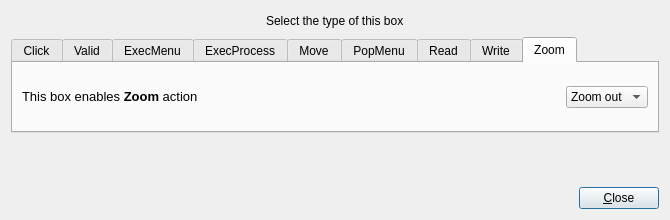
This is builder/BoxEditor.ui in canercandan/iot-project as Qt 5 draws it before an edit. The edited form follows.
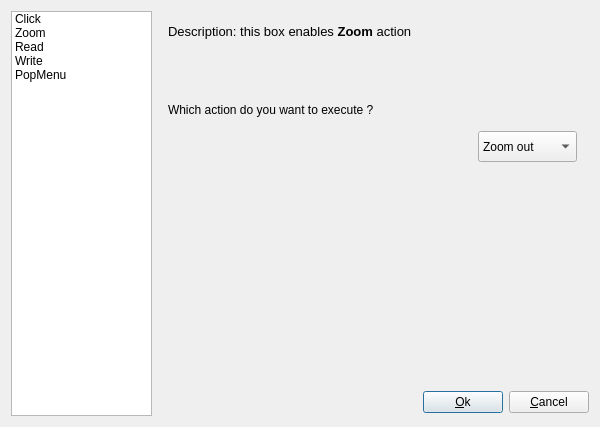
This is the edited form. The open tabs and pages were chosen to show the change.

Commit message: [Builder] new BoxEditor interface + Working xml

The edit to the form file:
```diff
--- a/builder/BoxEditor.ui
+++ b/builder/BoxEditor.ui
@@ -2,119 +2,99 @@
 <ui version="4.0">
  <class>BoxEditor</class>
  <widget class="QDialog" name="BoxEditor">
-  <property name="windowModality">
-   <enum>Qt::ApplicationModal</enum>
-  </property>
   <property name="geometry">
    <rect>
     <x>0</x>
     <y>0</y>
-    <width>670</width>
-    <height>220</height>
+    <width>598</width>
+    <height>425</height>
    </rect>
   </property>
-  <property name="minimumSize">
-   <size>
-    <width>670</width>
-    <height>220</height>
-   </size>
-  </property>
-  <property name="maximumSize">
-   <size>
-    <width>670</width>
-    <height>220</height>
-   </size>
-  </property>
   <property name="windowTitle">
    <string>BoxEditor</string>
   </property>
-  <property name="modal">
-   <bool>true</bool>
-  </property>
-  <layout class="QGridLayout" name="gridLayout_10">
+  <layout class="QGridLayout" name="gridLayout_2">
    <item row="0" column="0">
-    <layout class="QGridLayout" name="gridLayout_9">
-     <item row="0" column="0">
-      <layout class="QHBoxLayout" name="horizontalLayout">
-       <item>
-        <spacer name="horizontalSpacer_5">
-         <property name="orientation">
-          <enum>Qt::Horizontal</enum>
-         </property>
-         <property name="sizeHint" stdset="0">
+    <layout class="QGridLayout" name="gridLayout">
+     <item row="0" column="0" rowspan="2">
+      <widget class="QListWidget" name="listWidget">
+       <property name="minimumSize">
+        <size>
+         <width>141</width>
+         <height>401</height>
+        </size>
+       </property>
+       <property name="maximumSize">
           <size>
-           <width>190</width>
-           <height>20</height>
-          </size>
-         </property>
-        </spacer>
-       </item>
+         <width>141</width>
+         <height>16777215</height>
+        </size>
+       </property>
        <item>
-        <widget class="QLabel" name="boxTitle">
          <property name="text">
-          <string>Select the type of this box</string>
-         </property>
-        </widget>
-       </item>
-       <item>
-        <spacer name="horizontalSpacer_6">
-         <property name="orientation">
-          <enum>Qt::Horizontal</enum>
-         </property>
-         <property name="sizeHint" stdset="0">
-          <size>
-           <width>190</width>
-           <height>20</height>
-          </size>
-         </property>
-        </spacer>
-       </item>
-      </layout>
-     </item>
-     <item row="1" column="0">
-      <widget class="QTabWidget" name="tabs">
-       <property name="tabPosition">
-        <enum>QTabWidget::North</enum>
-       </property>
-       <property name="tabShape">
-        <enum>QTabWidget::Rounded</enum>
-       </property>
-       <property name="currentIndex">
-        <number>1</number>
-       </property>
-       <widget class="QWidget" name="clickTab">
-        <attribute name="title">
          <string>Click</string>
-        </attribute>
-        <layout class="QGridLayout" name="gridLayout_4">
-         <item row="0" column="0">
-          <layout class="QGridLayout" name="gridLayout_3">
-           <item row="0" column="0">
+        </property>
+       </item>
+       <item>
+        <property name="text">
+         <string>Zoom</string>
+        </property>
+       </item>
+       <item>
+        <property name="text">
+         <string>Read</string>
+        </property>
+       </item>
+       <item>
+        <property name="text">
+         <string>Write</string>
+        </property>
+       </item>
+       <item>
+        <property name="text">
+         <string>PopMenu</string>
+        </property>
+       </item>
+      </widget>
+     </item>
+     <item row="0" column="1" colspan="3">
+      <widget class="QStackedWidget" name="stackedWidget">
+       <property name="minimumSize">
+        <size>
+         <width>431</width>
+         <height>371</height>
+        </size>
+       </property>
+       <property name="currentIndex">
+        <number>0</number>
+       </property>
+       <widget class="QWidget" name="clickPage">
             <widget class="QLabel" name="clickDesc">
+         <property name="geometry">
+          <rect>
+           <x>10</x>
+           <y>10</y>
+           <width>411</width>
+           <height>21</height>
+          </rect>
+         </property>
              <property name="text">
               <string>&lt;!DOCTYPE HTML PUBLIC &quot;-//W3C//DTD HTML 4.0//EN&quot; &quot;http://www.w3.org/TR/REC-html40/strict.dtd&quot;&gt;
 &lt;html&gt;&lt;head&gt;&lt;meta name=&quot;qrichtext&quot; content=&quot;1&quot; /&gt;&lt;style type=&quot;text/css&quot;&gt;
 p, li { white-space: pre-wrap; }
 &lt;/style&gt;&lt;/head&gt;&lt;body style=&quot; font-family:'Sans'; font-size:10pt; font-weight:400; font-style:normal;&quot;&gt;
-&lt;p style=&quot; margin-top:0px; margin-bottom:0px; margin-left:0px; margin-right:0px; -qt-block-indent:0; text-indent:0px;&quot;&gt;This box generates a &lt;span style=&quot; font-weight:600;&quot;&gt;Click&lt;/span&gt; or a double click&lt;/p&gt;&lt;/body&gt;&lt;/html&gt;</string>
-             </property>
-            </widget>
-           </item>
-           <item row="0" column="1">
-            <spacer name="horizontalSpacer_2">
-             <property name="orientation">
-              <enum>Qt::Horizontal</enum>
-             </property>
-             <property name="sizeHint" stdset="0">
-              <size>
-               <width>62</width>
-               <height>20</height>
-              </size>
-             </property>
-            </spacer>
-           </item>
-           <item row="0" column="2">
+&lt;p style=&quot; margin-top:0px; margin-bottom:0px; margin-left:0px; margin-right:0px; -qt-block-indent:0; text-indent:0px;&quot;&gt;Description: this box generates a &lt;span style=&quot; font-weight:600;&quot;&gt;Click&lt;/span&gt; or a double click&lt;/p&gt;&lt;/body&gt;&lt;/html&gt;</string>
+         </property>
+        </widget>
             <widget class="QComboBox" name="clickComboBox">
+         <property name="geometry">
+          <rect>
+           <x>280</x>
+           <y>130</y>
+           <width>142</width>
+           <height>31</height>
+          </rect>
+         </property>
              <item>
               <property name="text">
                <string>Left click</string>
@@ -136,69 +116,99 @@
               </property>
              </item>
             </widget>
-           </item>
-          </layout>
-         </item>
-        </layout>
-       </widget>
-       <widget class="QWidget" name="validTab">
-        <attribute name="title">
-         <string>Valid</string>
-        </attribute>
+        <widget class="QLabel" name="clickQuestion">
+         <property name="geometry">
+          <rect>
+           <x>15</x>
+           <y>99</y>
+           <width>411</width>
+           <height>17</height>
+          </rect>
+         </property>
+         <property name="text">
+          <string>Which click do you want to generate ?</string>
+         </property>
+        </widget>
        </widget>
-       <widget class="QWidget" name="execMenuTab">
-        <attribute name="title">
-         <string>ExecMenu</string>
-        </attribute>
-       </widget>
-       <widget class="QWidget" name="execProcessTab">
-        <attribute name="title">
-         <string>ExecProcess</string>
-        </attribute>
-       </widget>
-       <widget class="QWidget" name="moveTab">
-        <attribute name="title">
-         <string>Move</string>
-        </attribute>
-       </widget>
-       <widget class="QWidget" name="popMenuTab">
-        <attribute name="title">
-         <string>PopMenu</string>
-        </attribute>
+       <widget class="QWidget" name="zoomPage">
+        <widget class="QLabel" name="zoomDesc">
+         <property name="geometry">
+          <rect>
+           <x>10</x>
+           <y>10</y>
+           <width>411</width>
+           <height>21</height>
+          </rect>
+         </property>
+         <property name="text">
+          <string>&lt;!DOCTYPE HTML PUBLIC &quot;-//W3C//DTD HTML 4.0//EN&quot; &quot;http://www.w3.org/TR/REC-html40/strict.dtd&quot;&gt;
+&lt;html&gt;&lt;head&gt;&lt;meta name=&quot;qrichtext&quot; content=&quot;1&quot; /&gt;&lt;style type=&quot;text/css&quot;&gt;
+p, li { white-space: pre-wrap; }
+&lt;/style&gt;&lt;/head&gt;&lt;body style=&quot; font-family:'Sans'; font-size:10pt; font-weight:400; font-style:normal;&quot;&gt;
+&lt;p style=&quot; margin-top:0px; margin-bottom:0px; margin-left:0px; margin-right:0px; -qt-block-indent:0; text-indent:0px;&quot;&gt;Description: this box enables &lt;span style=&quot; font-weight:600;&quot;&gt;Zoom&lt;/span&gt; action&lt;/p&gt;&lt;/body&gt;&lt;/html&gt;</string>
+         </property>
+        </widget>
+        <widget class="QComboBox" name="zoomComboBox">
+         <property name="geometry">
+          <rect>
+           <x>320</x>
+           <y>120</y>
+           <width>99</width>
+           <height>31</height>
+          </rect>
+         </property>
+         <item>
+          <property name="text">
+           <string>Zoom out</string>
+          </property>
+         </item>
+         <item>
+          <property name="text">
+           <string>Zoom in</string>
+          </property>
+         </item>
+        </widget>
+        <widget class="QLabel" name="zoomQuestion">
+         <property name="geometry">
+          <rect>
+           <x>10</x>
+           <y>90</y>
+           <width>411</width>
+           <height>17</height>
+          </rect>
+         </property>
+         <property name="text">
+          <string>Which action do you want to execute ?</string>
+         </property>
+        </widget>
        </widget>
-       <widget class="QWidget" name="readTab">
-        <attribute name="title">
-         <string>Read</string>
-        </attribute>
-        <layout class="QGridLayout" name="gridLayout_6">
-         <item row="0" column="0">
-          <layout class="QGridLayout" name="gridLayout_5">
-           <item row="0" column="0">
+       <widget class="QWidget" name="readPage">
             <widget class="QLabel" name="readDesc">
+         <property name="geometry">
+          <rect>
+           <x>10</x>
+           <y>10</y>
+           <width>411</width>
+           <height>21</height>
+          </rect>
+         </property>
              <property name="text">
               <string>&lt;!DOCTYPE HTML PUBLIC &quot;-//W3C//DTD HTML 4.0//EN&quot; &quot;http://www.w3.org/TR/REC-html40/strict.dtd&quot;&gt;
 &lt;html&gt;&lt;head&gt;&lt;meta name=&quot;qrichtext&quot; content=&quot;1&quot; /&gt;&lt;style type=&quot;text/css&quot;&gt;
 p, li { white-space: pre-wrap; }
 &lt;/style&gt;&lt;/head&gt;&lt;body style=&quot; font-family:'Sans'; font-size:10pt; font-weight:400; font-style:normal;&quot;&gt;
-&lt;p style=&quot; margin-top:0px; margin-bottom:0px; margin-left:0px; margin-right:0px; -qt-block-indent:0; text-indent:0px;&quot;&gt;Hide the box in order to &lt;span style=&quot; font-weight:600;&quot;&gt;Read&lt;/span&gt; below (time in seconds)&lt;/p&gt;&lt;/body&gt;&lt;/html&gt;</string>
-             </property>
-            </widget>
-           </item>
-           <item row="0" column="1">
-            <spacer name="horizontalSpacer_3">
-             <property name="orientation">
-              <enum>Qt::Horizontal</enum>
-             </property>
-             <property name="sizeHint" stdset="0">
-              <size>
-               <width>58</width>
-               <height>20</height>
-              </size>
-             </property>
-            </spacer>
-           </item>
-           <item row="0" column="2">
+&lt;p style=&quot; margin-top:0px; margin-bottom:0px; margin-left:0px; margin-right:0px; -qt-block-indent:0; text-indent:0px;&quot;&gt;Description: Hide the box in order to &lt;span style=&quot; font-weight:600;&quot;&gt;Read&lt;/span&gt; below&lt;/p&gt;&lt;/body&gt;&lt;/html&gt;</string>
+         </property>
+        </widget>
             <widget class="QDoubleSpinBox" name="readDoubleSpinBox">
+         <property name="geometry">
+          <rect>
+           <x>350</x>
+           <y>120</y>
+           <width>63</width>
+           <height>27</height>
+          </rect>
+         </property>
              <property name="prefix">
               <string/>
              </property>
@@ -212,44 +222,47 @@
               <double>60.000000000000000</double>
              </property>
             </widget>
-           </item>
-          </layout>
-         </item>
-        </layout>
-       </widget>
-       <widget class="QWidget" name="writeTab">
-        <attribute name="title">
-         <string>Write</string>
-        </attribute>
-        <layout class="QGridLayout" name="gridLayout_2">
-         <item row="0" column="0">
-          <layout class="QGridLayout" name="gridLayout">
-           <item row="0" column="0">
+        <widget class="QLabel" name="readQuestion">
+         <property name="geometry">
+          <rect>
+           <x>10</x>
+           <y>90</y>
+           <width>411</width>
+           <height>17</height>
+          </rect>
+         </property>
+         <property name="text">
+          <string>How many seconds do you want to hide the box ?</string>
+         </property>
+        </widget>
+       </widget>
+       <widget class="QWidget" name="writePage">
             <widget class="QLabel" name="writeDesc">
+         <property name="geometry">
+          <rect>
+           <x>10</x>
+           <y>10</y>
+           <width>411</width>
+           <height>21</height>
+          </rect>
+         </property>
              <property name="text">
               <string>&lt;!DOCTYPE HTML PUBLIC &quot;-//W3C//DTD HTML 4.0//EN&quot; &quot;http://www.w3.org/TR/REC-html40/strict.dtd&quot;&gt;
 &lt;html&gt;&lt;head&gt;&lt;meta name=&quot;qrichtext&quot; content=&quot;1&quot; /&gt;&lt;style type=&quot;text/css&quot;&gt;
 p, li { white-space: pre-wrap; }
 &lt;/style&gt;&lt;/head&gt;&lt;body style=&quot; font-family:'Sans'; font-size:10pt; font-weight:400; font-style:normal;&quot;&gt;
-&lt;p style=&quot; margin-top:0px; margin-bottom:0px; margin-left:0px; margin-right:0px; -qt-block-indent:0; text-indent:0px;&quot;&gt;&lt;span style=&quot; font-weight:600;&quot;&gt;Write&lt;/span&gt; some text over the box&lt;/p&gt;&lt;/body&gt;&lt;/html&gt;</string>
-             </property>
-            </widget>
-           </item>
-           <item row="0" column="1">
-            <spacer name="horizontalSpacer">
-             <property name="orientation">
-              <enum>Qt::Horizontal</enum>
-             </property>
-             <property name="sizeHint" stdset="0">
-              <size>
-               <width>308</width>
-               <height>20</height>
-              </size>
-             </property>
-            </spacer>
-           </item>
-           <item row="1" column="0" colspan="2">
+&lt;p style=&quot; margin-top:0px; margin-bottom:0px; margin-left:0px; margin-right:0px; -qt-block-indent:0; text-indent:0px;&quot;&gt;Description: &lt;span style=&quot; font-weight:600;&quot;&gt;Write&lt;/span&gt; some text over the box&lt;/p&gt;&lt;/body&gt;&lt;/html&gt;</string>
+         </property>
+        </widget>
             <widget class="QLineEdit" name="writeLineEdit">
+         <property name="geometry">
+          <rect>
+           <x>10</x>
+           <y>100</y>
+           <width>411</width>
+           <height>27</height>
+          </rect>
+         </property>
              <property name="text">
               <string/>
              </property>
@@ -257,98 +270,107 @@
               <number>100</number>
              </property>
             </widget>
-           </item>
-          </layout>
-         </item>
-        </layout>
        </widget>
-       <widget class="QWidget" name="zoomTab">
-        <attribute name="title">
-         <string>Zoom</string>
-        </attribute>
-        <layout class="QGridLayout" name="gridLayout_8">
-         <item row="0" column="0">
-          <layout class="QGridLayout" name="gridLayout_7">
-           <item row="0" column="0">
-            <widget class="QLabel" name="zoomDesc">
+       <widget class="QWidget" name="popMenuPage">
+        <widget class="QLabel" name="popMenuDesc">
+         <property name="geometry">
+          <rect>
+           <x>10</x>
+           <y>10</y>
+           <width>411</width>
+           <height>21</height>
+          </rect>
+         </property>
              <property name="text">
               <string>&lt;!DOCTYPE HTML PUBLIC &quot;-//W3C//DTD HTML 4.0//EN&quot; &quot;http://www.w3.org/TR/REC-html40/strict.dtd&quot;&gt;
 &lt;html&gt;&lt;head&gt;&lt;meta name=&quot;qrichtext&quot; content=&quot;1&quot; /&gt;&lt;style type=&quot;text/css&quot;&gt;
 p, li { white-space: pre-wrap; }
 &lt;/style&gt;&lt;/head&gt;&lt;body style=&quot; font-family:'Sans'; font-size:10pt; font-weight:400; font-style:normal;&quot;&gt;
-&lt;p style=&quot; margin-top:0px; margin-bottom:0px; margin-left:0px; margin-right:0px; -qt-block-indent:0; text-indent:0px;&quot;&gt;This box enables &lt;span style=&quot; font-weight:600;&quot;&gt;Zoom&lt;/span&gt; action&lt;/p&gt;&lt;/body&gt;&lt;/html&gt;</string>
-             </property>
-            </widget>
-           </item>
-           <item row="0" column="1">
-            <spacer name="horizontalSpacer_4">
-             <property name="orientation">
-              <enum>Qt::Horizontal</enum>
-             </property>
-             <property name="sizeHint" stdset="0">
-              <size>
-               <width>178</width>
-               <height>20</height>
-              </size>
-             </property>
-            </spacer>
-           </item>
-           <item row="0" column="2">
-            <widget class="QComboBox" name="zoomComboBox">
+&lt;p style=&quot; margin-top:0px; margin-bottom:0px; margin-left:0px; margin-right:0px; -qt-block-indent:0; text-indent:0px;&quot;&gt;Description: this box &lt;span style=&quot; font-weight:600;&quot;&gt;pop&lt;/span&gt;s up a &lt;span style=&quot; font-weight:600;&quot;&gt;menu&lt;/span&gt;&lt;/p&gt;&lt;/body&gt;&lt;/html&gt;</string>
+         </property>
+        </widget>
+        <widget class="QLabel" name="popMenuQuestion">
+         <property name="geometry">
+          <rect>
+           <x>10</x>
+           <y>90</y>
+           <width>411</width>
+           <height>17</height>
+          </rect>
+         </property>
+         <property name="text">
+          <string>Which menu do you want to display ?</string>
+         </property>
+        </widget>
+        <widget class="QComboBox" name="popMenuComboBox">
+         <property name="geometry">
+          <rect>
+           <x>190</x>
+           <y>120</y>
+           <width>231</width>
+           <height>31</height>
+          </rect>
+         </property>
+         <item>
+          <property name="text">
+           <string>ApplicationMenu</string>
+          </property>
+         </item>
              <item>
               <property name="text">
-               <string>Zoom out</string>
+           <string>EventMenu</string>
               </property>
              </item>
              <item>
               <property name="text">
-               <string>Zoom in</string>
-              </property>
-             </item>
-            </widget>
-           </item>
-          </layout>
+           <string>HomeMenu</string>
+          </property>
+         </item>
+         <item>
+          <property name="text">
+           <string>KeyboardMenu</string>
+          </property>
+         </item>
+         <item>
+          <property name="text">
+           <string>MultimediaMenu</string>
+          </property>
          </item>
-        </layout>
-       </widget>
-      </widget>
+         <item>
+          <property name="text">
+           <string>NavigationMenu</string>
+          </property>
+         </item>
+        </widget>
+       </widget>
+      </widget>
      </item>
-     <item row="2" column="0">
-      <spacer name="verticalSpacer">
+     <item row="1" column="1">
+      <spacer name="horizontalSpacer">
        <property name="orientation">
-        <enum>Qt::Vertical</enum>
-       </property>
-       <property name="sizeHint" stdset="0">
-        <size>
-         <width>20</width>
-         <height>18</height>
-        </size>
-       </property>
-      </spacer>
-     </item>
-     <item row="3" column="0">
-      <layout class="QHBoxLayout" name="horizontalLayout_2">
-       <item>
-        <spacer name="horizontalSpacer_7">
-         <property name="orientation">
           <enum>Qt::Horizontal</enum>
          </property>
          <property name="sizeHint" stdset="0">
           <size>
-           <width>368</width>
-           <height>20</height>
+         <width>248</width>
+         <height>28</height>
           </size>
          </property>
         </spacer>
        </item>
-       <item>
-        <widget class="QPushButton" name="cancelButton">
+     <item row="1" column="2">
+      <widget class="QPushButton" name="okPushButton">
          <property name="text">
-          <string>&amp;Close</string>
+        <string>&amp;Ok</string>
          </property>
         </widget>
        </item>
-      </layout>
+     <item row="1" column="3">
+      <widget class="QPushButton" name="cancelPushButton">
+       <property name="text">
+        <string>&amp;Cancel</string>
+       </property>
+      </widget>
      </item>
     </layout>
    </item>
```
Left out of the diff: 42 changed lines with no effect on the pictures. Lines whose indentation alone changed are shown as unchanged. The commit also changes 3 other files.
